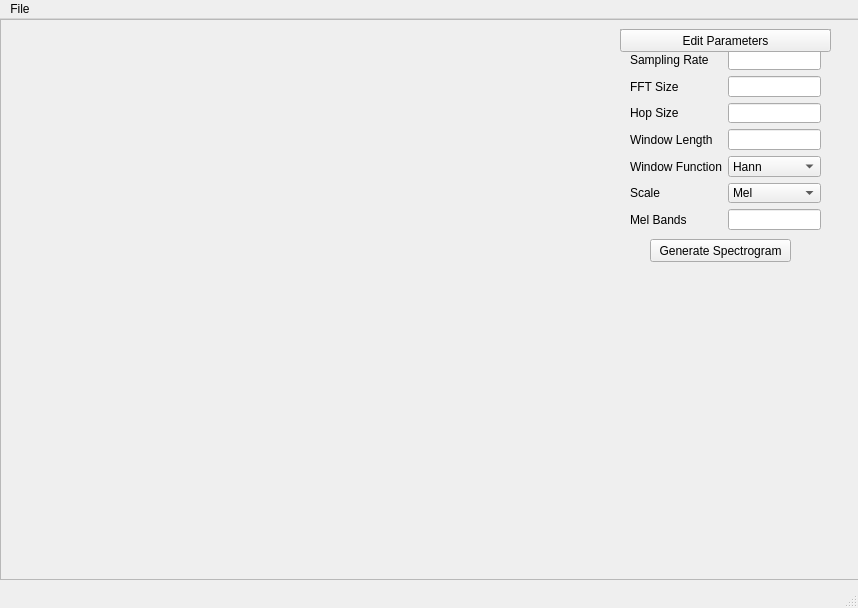
Before: the Qt Designer form spec-shower-ui.ui in Kuwisu/SRS-2024, drawn with Qt 5.
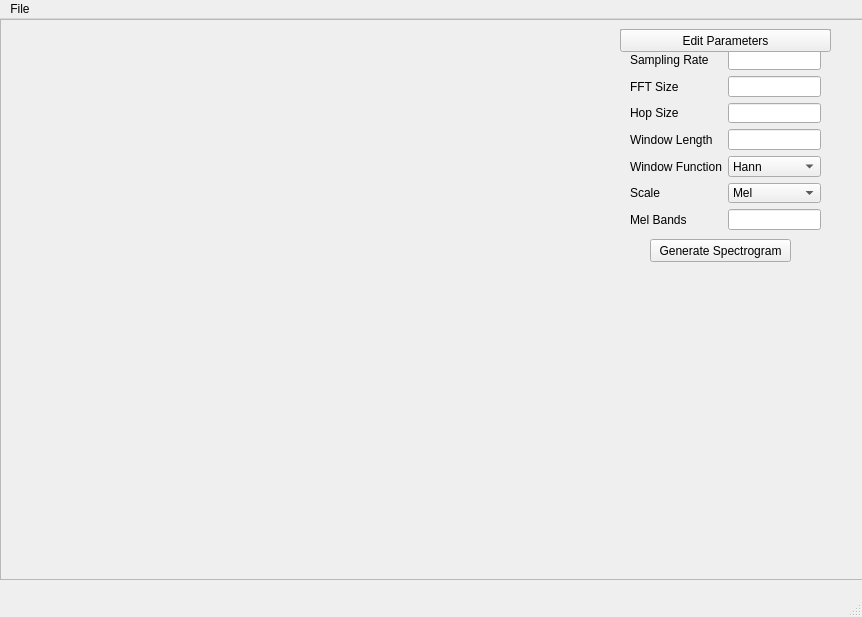
After: the same form once the commit is applied.

Commit message: Added waveform display and extracted class

The edit to the form file:
```diff
--- a/spec-shower-ui.ui
+++ b/spec-shower-ui.ui
@@ -6,8 +6,8 @@
    <rect>
     <x>0</x>
     <y>0</y>
-    <width>858</width>
-    <height>608</height>
+    <width>862</width>
+    <height>617</height>
    </rect>
   </property>
   <property name="windowTitle">
@@ -210,7 +210,7 @@
     <rect>
      <x>0</x>
      <y>0</y>
-     <width>858</width>
+     <width>862</width>
      <height>22</height>
     </rect>
    </property>
```
The commit also changes 2 other files.
